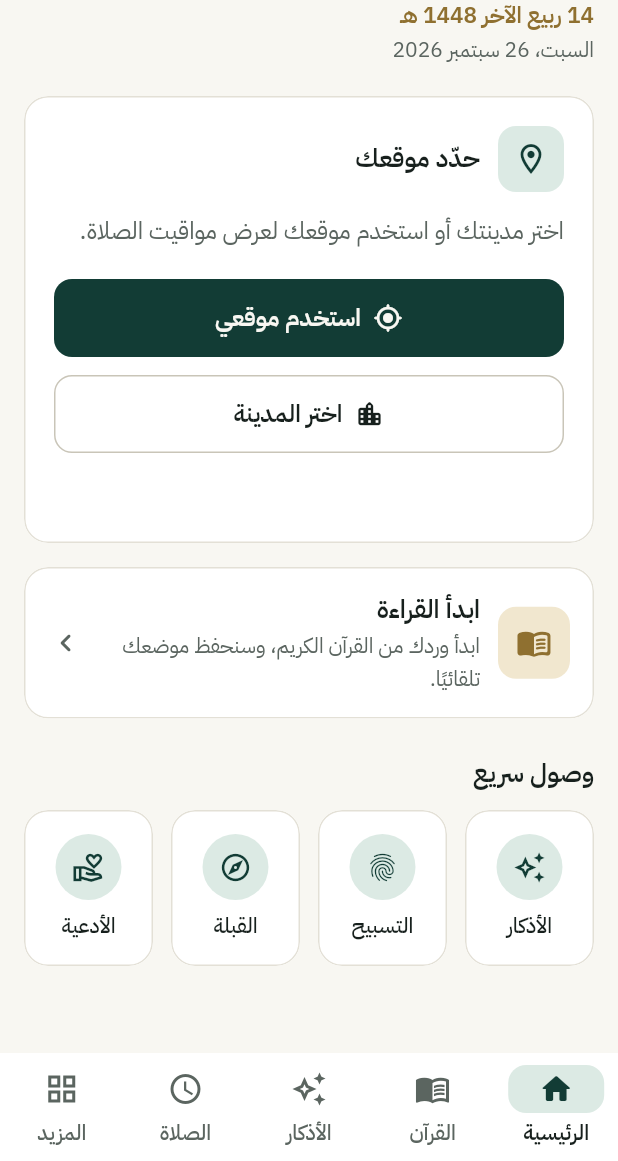
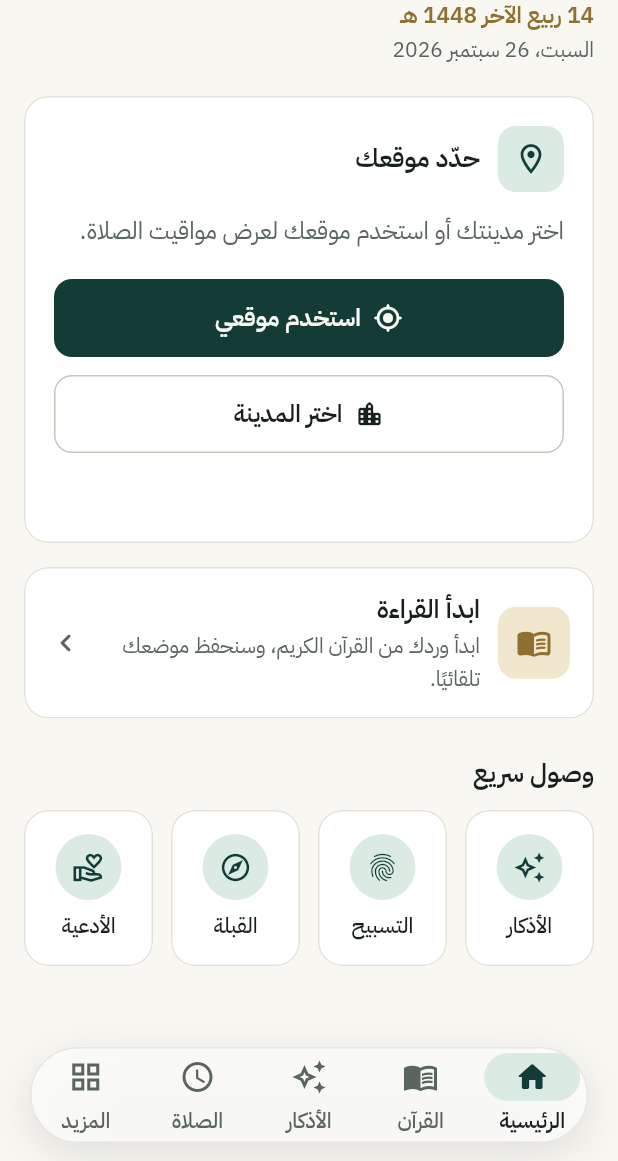
Before and after one commit to MahmoudSalem322/hadeel-app, a Flutter app: the screen it shows after launch, after a tap on "تخطي", after a tap on "ابدأ الآن", on a phone screen of 412 x 824 dp, the part 75-1236 px from its top. Run offline on Flutter 3.47's test engine with Material 3 defaults, Android fonts, the phone set to English and light mode, and no system bars; our stand-ins replace adhan, drift, drift_flutter, flutter_compass, flutter_local_notifications, flutter_riverpod and 9 more; accounts and stored records are empty; generated files the repository leaves out were written again.

Commit message:
Floating frosted-glass tab bar (iOS style)
The bottom navigation is now a rounded pill lifted off the screen edge,
with a backdrop blur and translucent surface; content scrolls behind it
and tab screens pad their lists by the bar's height.

Co-Authored-By: Claude Opus 5.5 <noreply@anthropic.com>

```diff
--- a/lib/features/adhkar/adhkar_home_screen.dart
+++ b/lib/features/adhkar/adhkar_home_screen.dart
@@ -91,7 +91,7 @@ class _AdhkarHomeScreenState extends ConsumerState<AdhkarHomeScreen> {
                     );
                   },
                 ),
-                const SliverToBoxAdapter(child: SizedBox(height: AppSpacing.xxl)),
+                SliverToBoxAdapter(child: SizedBox(height: AppSpacing.md + context.navBarInset)),
               ],
             );
           },
--- a/lib/features/home/home_screen.dart
+++ b/lib/features/home/home_screen.dart
@@ -29,11 +29,11 @@ class HomeScreen extends ConsumerWidget {
         bottom: false,
         child: ResponsiveBody(
           child: ListView(
-            padding: const EdgeInsetsDirectional.fromSTEB(
+            padding: EdgeInsetsDirectional.fromSTEB(
               AppSpacing.screenGutter,
               AppSpacing.md,
               AppSpacing.screenGutter,
-              AppSpacing.xxl,
+              AppSpacing.lg + context.navBarInset,
             ),
             children: [
               const HomeHeader(),
--- a/lib/features/prayer/prayer_screen.dart
+++ b/lib/features/prayer/prayer_screen.dart
@@ -37,11 +37,11 @@ class PrayerScreen extends ConsumerWidget {
       appBar: AppBar(title: Text(l10n.featurePrayerTimes)),
       body: ResponsiveBody(
         child: ListView(
-          padding: const EdgeInsets.fromLTRB(
+          padding: EdgeInsets.fromLTRB(
             AppSpacing.screenGutter,
             0,
             AppSpacing.screenGutter,
-            AppSpacing.xxl,
+            AppSpacing.lg + context.navBarInset,
           ),
           children: [
             Text(l10n.hijriLabel(hijri, f), style: context.text.titleSmall!.copyWith(color: context.brand.goldText)),
--- a/lib/features/quran/quran_home_screen.dart
+++ b/lib/features/quran/quran_home_screen.dart
@@ -107,7 +107,7 @@ class _SurahsTab extends ConsumerWidget {
     final offset = hasProgress ? 1 : 0;
 
     return ListView.builder(
-      padding: const EdgeInsets.only(bottom: AppSpacing.xl),
+      padding: EdgeInsets.only(bottom: AppSpacing.md + context.navBarInset),
       itemCount: surahs.length + offset,
       itemBuilder: (context, index) {
         if (hasProgress && index == 0) {
@@ -136,7 +136,7 @@ class _JuzTab extends ConsumerWidget {
     final f = context.formatters;
 
     return ListView.builder(
-      padding: const EdgeInsets.only(bottom: AppSpacing.xl),
+      padding: EdgeInsets.only(bottom: AppSpacing.md + context.navBarInset),
       itemCount: meta.juzs.length,
       itemBuilder: (context, index) {
         final juz = meta.juzs[index];
@@ -171,7 +171,7 @@ class _FavoritesTab extends ConsumerWidget {
     }
 
     return ListView(
-      padding: const EdgeInsets.fromLTRB(AppSpacing.md, 0, AppSpacing.md, AppSpacing.xl),
+      padding: EdgeInsets.fromLTRB(AppSpacing.md, 0, AppSpacing.md, AppSpacing.md + context.navBarInset),
       children: [
         if (bookmarks.isNotEmpty) ...[
           SectionHeader(title: l10n.quranBookmarksSection),
--- a/lib/shared/extensions/context_x.dart
+++ b/lib/shared/extensions/context_x.dart
@@ -14,6 +14,11 @@ extension BuildContextX on BuildContext {
   HadeelColors get brand => Theme.of(this).extension<HadeelColors>()!;
   String get languageCode => Localizations.localeOf(this).languageCode;
   AppFormatters get formatters => AppFormatters(Localizations.localeOf(this).toLanguageTag());
+
+  /// Space taken by the floating tab bar (plus the system inset) at the
+  /// bottom of tab screens. Add it to scroll padding so the last item can
+  /// scroll clear of the bar. Zero on screens without the bar.
+  double get navBarInset => MediaQuery.paddingOf(this).bottom;
 }
 
 extension PrayerL10n on AppLocalizations {
--- a/lib/shared/widgets/app_shell.dart
+++ b/lib/shared/widgets/app_shell.dart
@@ -1,24 +1,69 @@
+import 'dart:ui';
+
 import 'package:flutter/material.dart';
 import 'package:go_router/go_router.dart';
 
+import '../../core/theme/app_spacing.dart';
 import '../extensions/context_x.dart';
 
-/// Scaffold with the five-tab navigation bar. Each tab keeps its own stack.
+/// Scaffold with a floating, frosted-glass tab bar (iOS style). Each tab keeps
+/// its own stack. Content scrolls underneath the bar; tab screens add
+/// `context.navBarInset` to their bottom padding so nothing stays hidden.
 class AppShell extends StatelessWidget {
   const AppShell({super.key, required this.shell});
 
   final StatefulNavigationShell shell;
 
+  static const double barHeight = 64;
+  static const double sideMargin = AppSpacing.lg;
+  static const double bottomMargin = AppSpacing.sm;
+
   @override
   Widget build(BuildContext context) {
     final l10n = context.l10n;
+    final brand = context.brand;
+    final dark = context.theme.brightness == Brightness.dark;
+
     return Scaffold(
+      // Lets content pass behind the bar so the blur has something to show.
+      extendBody: true,
       body: shell,
-      bottomNavigationBar: DecoratedBox(
+      bottomNavigationBar: SafeArea(
+        minimum: const EdgeInsets.only(bottom: bottomMargin),
+        child: Padding(
+          padding: const EdgeInsets.symmetric(horizontal: sideMargin),
+          child: DecoratedBox(
             decoration: BoxDecoration(
-          border: Border(top: BorderSide(color: context.brand.divider)),
+              borderRadius: BorderRadius.circular(barHeight / 2),
+              boxShadow: [
+                BoxShadow(
+                  color: Colors.black.withValues(alpha: dark ? 0.35 : 0.10),
+                  blurRadius: 24,
+                  offset: const Offset(0, 8),
                 ),
+              ],
+            ),
+            child: ClipRRect(
+              borderRadius: BorderRadius.circular(barHeight / 2),
+              child: BackdropFilter(
+                filter: ImageFilter.blur(sigmaX: 24, sigmaY: 24),
+                child: DecoratedBox(
+                  decoration: BoxDecoration(
+                    color: context.colors.surface.withValues(alpha: dark ? 0.62 : 0.72),
+                    borderRadius: BorderRadius.circular(barHeight / 2),
+                    border: Border.all(color: brand.divider.withValues(alpha: dark ? 0.6 : 0.8)),
+                  ),
+                  // The bar sits inside SafeArea already; stop NavigationBar
+                  // from adding the system inset a second time.
+                  child: MediaQuery.removePadding(
+                    context: context,
+                    removeBottom: true,
                     child: NavigationBar(
+                      height: barHeight,
+                      backgroundColor: Colors.transparent,
+                      elevation: 0,
+                      indicatorShape: const StadiumBorder(),
+                      labelBehavior: NavigationDestinationLabelBehavior.alwaysShow,
                       selectedIndex: shell.currentIndex,
                       onDestinationSelected: (index) => shell.goBranch(
                         index,
@@ -54,6 +99,12 @@ class AppShell extends StatelessWidget {
                       ],
                     ),
                   ),
+                ),
+              ),
+            ),
+          ),
+        ),
+      ),
     );
   }
 }
```
Also changed, not shown: lib/features/more/more_screen.dart (+6 -1 lines), 2 other files. Lines whose indentation alone changed are shown as unchanged.
